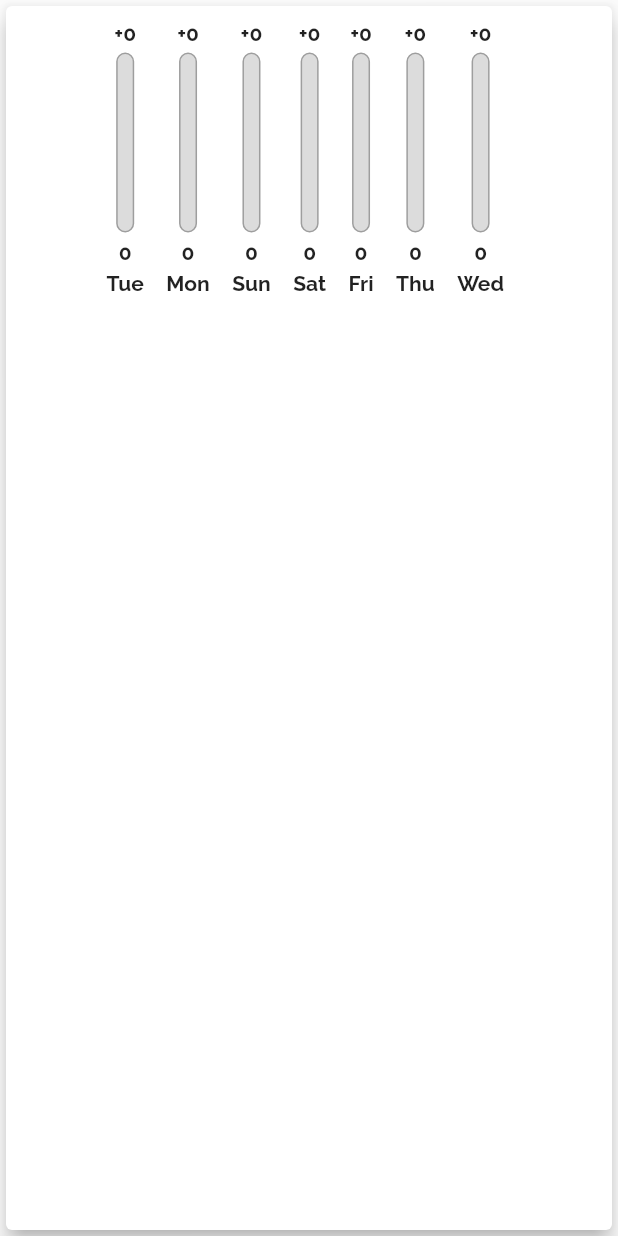
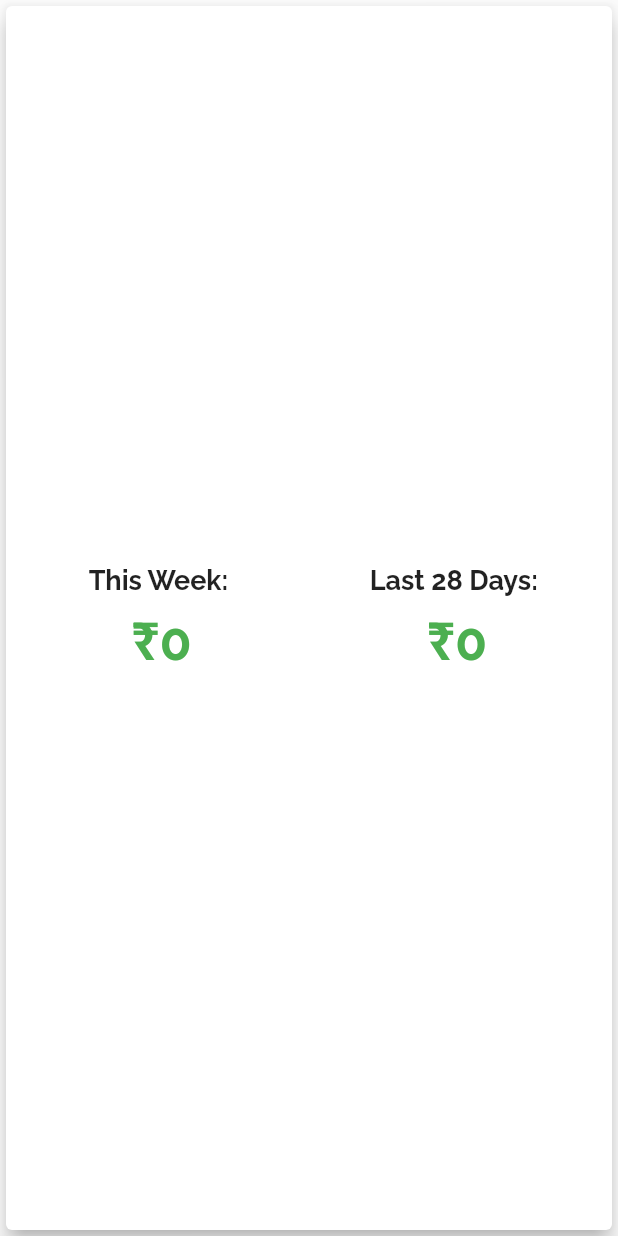
Before and after one commit to devgala/Personal_Expenses_App, a Flutter app: the Chart widget shown alone on an empty page, opened directly with empty values, on a phone screen of 412 x 824 dp. Run offline on Flutter 3.47's test engine with Material 2 defaults, Android fonts, the phone set to English and light mode, and no system bars; our stand-ins replace sqflite; accounts and stored records are empty.

Commit message:
new chart display

```diff
--- a/lib/main.dart
+++ b/lib/main.dart
@@ -54,6 +54,15 @@ class _MyHomePageState extends State<MyHomePage> {
       );
     }).toList();
   }
+  List<Transactions> get _recentMonthTransactions {
+    return transactionList.where((element) {
+      return element.dateTime.isAfter(
+        DateTime.now().subtract(
+          Duration(days: 28),
+        ),
+      );
+    }).toList();
+  }
 
   void addTransact(String name, int amount, DateTime dt) {
     final Trx = new Transactions(id: 0,name: name, amount: amount, dateTime: dt);
@@ -79,7 +88,7 @@ class _MyHomePageState extends State<MyHomePage> {
   void showInputArea(BuildContext ctx) {
     showModalBottomSheet(
         isScrollControlled: true,
-        shape: RoundedRectangleBorder(
+        shape: const RoundedRectangleBorder(
             borderRadius: BorderRadius.vertical(top: Radius.circular(20.0))),
         context: ctx,
         builder: (_) {
@@ -125,9 +134,9 @@ class _MyHomePageState extends State<MyHomePage> {
                     height: (MediaQuery.of(context).size.height -
                             appBar.preferredSize.height -
                             MediaQuery.of(context).padding.top) *
-                        (0.32),
+                        (0.2),s
                     margin: const EdgeInsets.fromLTRB(10, 20, 10, 15),
-                    child: Chart(_recentTransactions),
+                    child: Chart(_recentTransactions,_recentMonthTransactions),
                   ),
                   Container(
                       height: (MediaQuery.of(context).size.height -
--- /dev/null
+++ b/lib/widgets/ChartContent.dart
@@ -0,0 +1,82 @@
+import 'package:flutter/material.dart';
+
+class ChartContent extends StatelessWidget {
+  final int weeklyTransact;
+  final int monthlyTransact;
+  ChartContent(this.weeklyTransact, this.monthlyTransact);
+  @override
+  Widget build(BuildContext context) {
+    return Row(
+      mainAxisAlignment: MainAxisAlignment.spaceAround,
+      crossAxisAlignment: CrossAxisAlignment.center,
+      children: [
+        Container(
+          child: Container(
+            child: Column(
+              crossAxisAlignment: CrossAxisAlignment.center,
+              mainAxisAlignment: MainAxisAlignment.center,
+              children: [
+                const Text(
+                  "This Week: ",
+                  style: TextStyle(
+                    fontSize: 18,
+                  ),
+                ),
+                const SizedBox(
+                  height: 10,
+                ),
+                (weeklyTransact >= 0)
+                    ? Text(
+                        "\u{20B9}$weeklyTransact",
+                        style: const TextStyle(
+                          fontSize: 35,
+                          color: Colors.green,
+                        ),
+                      )
+                    : Text(
+                        "-\u{20B9}${weeklyTransact.abs()}",
+                        style: const TextStyle(
+                          fontSize: 35,
+                          color: Colors.red,
+                        ),
+                      ),
+              ],
+            ),
+          ),
+        ),
+        Container(
+          child: Column(
+            crossAxisAlignment: CrossAxisAlignment.center,
+            mainAxisAlignment: MainAxisAlignment.center,
+            children: [
+              const Text(
+                "Last 28 Days: ",
+                style: const TextStyle(
+                  fontSize: 18,
+                ),
+              ),
+              const SizedBox(
+                height: 10,
+              ),
+              (monthlyTransact >= 0)
+                  ? Text(
+                "\u{20B9}$monthlyTransact",
+                style: const TextStyle(
+                  fontSize: 35,
+                  color: Colors.green,
+                ),
+              )
+                  : Text(
+                "-\u{20B9}${monthlyTransact.abs()}",
+                style: const TextStyle(
+                  fontSize: 35,
+                  color: Colors.red,
+                ),
+              ),
+            ],
+          ),
+        ),
+      ],
+    );
+  }
+}
--- a/lib/widgets/chart.dart
+++ b/lib/widgets/chart.dart
@@ -1,11 +1,12 @@
 import 'package:flutter/material.dart';
 import 'package:personal_expenses/model/transaction.dart';
 import 'package:intl/intl.dart';
-import 'package:personal_expenses/widgets/ChartBar.dart';
+import 'package:personal_expenses/widgets/ChartContent.dart';
 
 class Chart extends StatefulWidget {
   final List<Transactions> recentTransactions;
-  Chart(this.recentTransactions);
+  final List<Transactions> monthlyTransactions;
+  Chart(this.recentTransactions,this.monthlyTransactions);
 
 
   @override
@@ -13,15 +14,51 @@ class Chart extends StatefulWidget {
 }
 
 class _ChartState extends State<Chart> {
-  int get totalCredit {
+  int get totalMonthlyTransact {
+
+    return groupedMonthlyTransactionValues.fold(0, (sum, element) {
+      return sum +
+          (element['creditValue'] as int) +
+          (element['debitValue'] as int);
+    });
+  }
+  int get totalTransact {
 
     return groupedTransactionValues.fold(0, (sum, element) {
       return sum +
           (element['creditValue'] as int) +
-          (element['debitValue'] as int).abs();
+          (element['debitValue'] as int);
     });
   }
+  List<Map<String, Object>> get groupedMonthlyTransactionValues {
+    return List.generate(28, (index) {
+      final weekDay = DateTime.now().subtract(Duration(days: index));
+      var totalValue = 0;
+      var creditValue = 0;
+      var debitValue = 0;
 
+      for (var i = 0; i < widget.monthlyTransactions.length; i++) {
+        if (widget.monthlyTransactions[i].dateTime.day == weekDay.day &&
+            widget.monthlyTransactions[i].dateTime.month == weekDay.month &&
+            widget.monthlyTransactions[i].dateTime.year == weekDay.year ) {
+          totalValue += widget.monthlyTransactions[i].amount;
+          if (widget.monthlyTransactions[i].amount >= 0)
+            creditValue += widget.monthlyTransactions[i].amount;
+          else if (widget.monthlyTransactions[i].amount < 0)
+            debitValue += widget.monthlyTransactions[i].amount;
+        }
+      }
+      // print(DateFormat.E(weekDay));
+      // print(totalValue);
+
+      return {
+        'day': DateFormat.E().format(weekDay),
+        'totalValue': totalValue,
+        'creditValue': creditValue,
+        'debitValue': debitValue
+      };
+    });
+  }
   List<Map<String, Object>> get groupedTransactionValues {
     return List.generate(7, (index) {
       final weekDay = DateTime.now().subtract(Duration(days: index));
@@ -32,8 +69,8 @@ class _ChartState extends State<Chart> {
       for (var i = 0; i < widget.recentTransactions.length; i++) {
         if (widget.recentTransactions[i].dateTime.day == weekDay.day &&
             widget.recentTransactions[i].dateTime.month == weekDay.month &&
-            widget.recentTransactions[i].dateTime.year == weekDay.year &&
-            widget.recentTransactions[i].dateTime.year == DateTime.now().year) {
+            widget.recentTransactions[i].dateTime.year == weekDay.year
+            ) {
           totalValue += widget.recentTransactions[i].amount;
           if (widget.recentTransactions[i].amount >= 0)
             creditValue += widget.recentTransactions[i].amount;
@@ -65,26 +102,7 @@ class _ChartState extends State<Chart> {
         // margin: EdgeInsets.all(20),
         child: Container(
           padding: const EdgeInsets.fromLTRB(10, 10, 0, 10),
-          child: Row(
-            crossAxisAlignment: CrossAxisAlignment.center,
-            mainAxisAlignment: MainAxisAlignment.center,
-            children: groupedTransactionValues
-                .map((data) => Row(
-                      children: [
-                        ChartBar(
-                            data['day'] as String,
-                            data['totalValue'] as int,
-                            ((data['creditValue'] as int) / totalCredit)
-                                as double,
-                            data['creditValue'] as int,
-                            data['debitValue'] as int),
-                        const SizedBox(
-                          width: 15,
-                        ),
-                      ],
-                    ))
-                .toList(),
-          ),
+          child: ChartContent(totalTransact,totalMonthlyTransact),
         ),
       ),
     );
```
